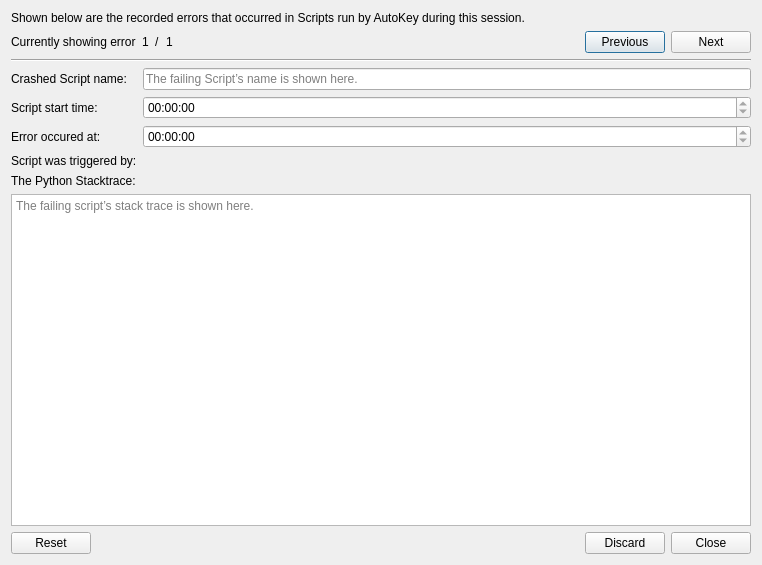
First picture: the form in lib/autokey/qtui/resources/ui/show_recent_script_errors_dialog.ui, repository autokey/autokey, before the edit.
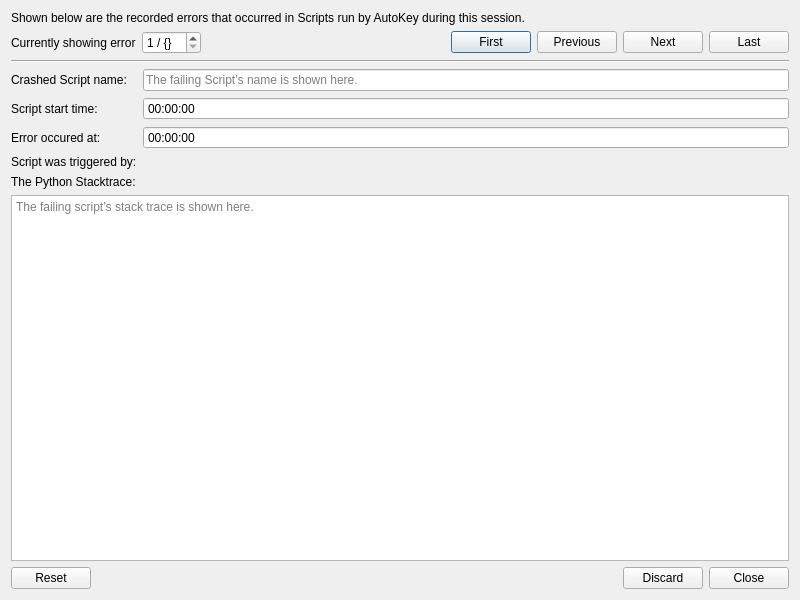
Second picture: the form after the edit. Icons and pictures are not drawn.

Commit message:
Implemented further GUI refinements:
- Replaced the error index & error count labels with a single QSpinBox.
  It shows the total error count using a suffix inside the box.
  The QSpinBox can be used to navigate the error list by directly entering numbers
  and by using a scroll event on it (e.g. by using the mouse wheel)
- Added two new navigation buttons: "First" and "Last" that jump to the begin and end of the error list
- Added tooltips and appropriate icons to the navigation buttons
- Removed the greyed-out editing arrows from the read-only time displays

Diff of the .ui file:
```diff
--- a/lib/autokey/qtui/resources/ui/show_recent_script_errors_dialog.ui
+++ b/lib/autokey/qtui/resources/ui/show_recent_script_errors_dialog.ui
@@ -6,8 +6,8 @@
    <rect>
     <x>0</x>
     <y>0</y>
-    <width>762</width>
-    <height>565</height>
+    <width>800</width>
+    <height>600</height>
    </rect>
   </property>
   <property name="windowTitle">
@@ -39,6 +39,9 @@
      <property name="readOnly">
       <bool>true</bool>
      </property>
+     <property name="buttonSymbols">
+      <enum>QAbstractSpinBox::NoButtons</enum>
+     </property>
      <property name="displayFormat">
       <string>HH:mm:ss</string>
      </property>
@@ -54,23 +57,15 @@
       </widget>
      </item>
      <item>
-      <widget class="QLabel" name="currently_shown_error_number_label">
-       <property name="text">
-        <string>1</string>
+      <widget class="QSpinBox" name="currently_shown_error_number_spin_box">
+       <property name="suffix">
+        <string> / {}</string>
        </property>
-      </widget>
-     </item>
-     <item>
-      <widget class="QLabel" name="error_count_separator_label">
-       <property name="text">
-        <string>/</string>
+       <property name="minimum">
+        <number>1</number>
        </property>
-      </widget>
-     </item>
-     <item>
-      <widget class="QLabel" name="total_error_count_label">
-       <property name="text">
-        <string>1</string>
+       <property name="singleStep">
+        <number>1</number>
        </property>
       </widget>
      </item>
@@ -87,6 +82,20 @@
        </property>
       </spacer>
      </item>
+     <item>
+      <widget class="QPushButton" name="show_first_error_button">
+       <property name="toolTip">
+        <string>Show the oldest recorded script error.</string>
+       </property>
+       <property name="text">
+        <string>First</string>
+       </property>
+       <property name="icon">
+        <iconset theme="go-first">
+         <normaloff>.</normaloff>.</iconset>
+       </property>
+      </widget>
+     </item>
      <item>
       <widget class="QPushButton" name="show_previous_error_button">
        <property name="text">
@@ -99,6 +108,24 @@
        <property name="text">
         <string>Next</string>
        </property>
+       <property name="icon">
+        <iconset theme="go-next">
+         <normaloff>.</normaloff>.</iconset>
+       </property>
+      </widget>
+     </item>
+     <item>
+      <widget class="QPushButton" name="show_last_error_button">
+       <property name="toolTip">
+        <string>Show the newest recorded script error.</string>
+       </property>
+       <property name="text">
+        <string>Last</string>
+       </property>
+       <property name="icon">
+        <iconset theme="go-last">
+         <normaloff>.</normaloff>.</iconset>
+       </property>
       </widget>
      </item>
     </layout>
@@ -147,6 +174,9 @@
      <property name="readOnly">
       <bool>true</bool>
      </property>
+     <property name="buttonSymbols">
+      <enum>QAbstractSpinBox::NoButtons</enum>
+     </property>
      <property name="displayFormat">
       <string>HH:mm:ss</string>
      </property>
```
Left out of the diff: 243 changed lines with no effect on the pictures. The commit also changes 1 other file.
